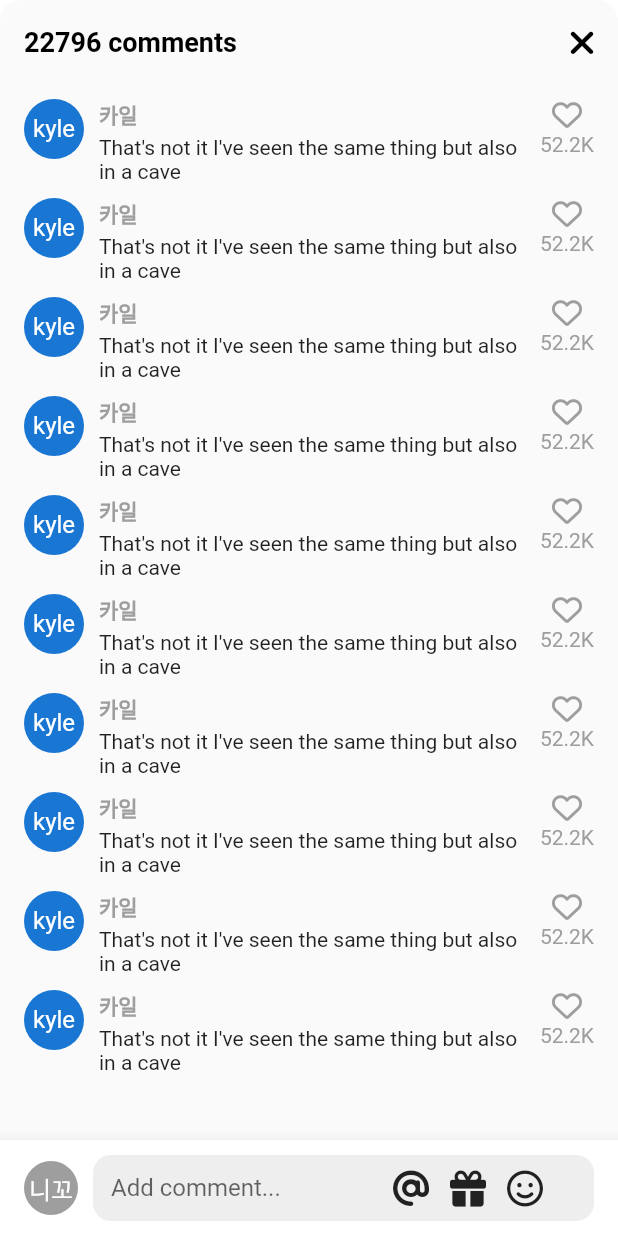
After one commit to coneseo/tiktok_clone_new, a Flutter app: the VideoComment screen opened directly, on a phone screen of 412 x 824 dp. The commit adds this screen. Run offline on Flutter 3.47's test engine with Material 2 defaults, Android fonts, the phone set to English and light mode, and no system bars; our stand-ins replace font_awesome_flutter, video_player, visibility_detector; network calls fail.

Commit message:
#20230902 비디오 버튼, 커맨트, 포스트 추가

```diff
--- /dev/null
+++ b/lib/features/videos/widgets/video_comments.dart
@@ -0,0 +1,219 @@
+import 'package:flutter/material.dart';
+import 'package:font_awesome_flutter/font_awesome_flutter.dart';
+import 'package:tiktok_clone2/constants/gaps.dart';
+import 'package:tiktok_clone2/constants/sizes.dart';
+
+class VideoComment extends StatefulWidget {
+  const VideoComment({super.key});
+
+  @override
+  State<VideoComment> createState() => _VideoCommentState();
+}
+
+class _VideoCommentState extends State<VideoComment> {
+  void _onPressed(BuildContext context) {
+    Navigator.of(context).pop();
+  }
+
+  bool _isWriting = false;
+
+  final ScrollController _scrollController = ScrollController();
+
+  void _stopWriting() {
+    FocusScope.of(context).unfocus();
+    setState(() {
+      _isWriting = false;
+    });
+  }
+
+  void _onStartWriting() {
+    setState(() {
+      _isWriting = true;
+    });
+  }
+
+  @override
+  Widget build(BuildContext context) {
+    final size = MediaQuery.of(context).size;
+
+    return Container(
+      height: size.height * 0.75,
+      clipBehavior: Clip.hardEdge,
+      decoration: BoxDecoration(
+        borderRadius: BorderRadius.circular(
+          Sizes.size14,
+        ),
+      ),
+      child: Scaffold(
+        backgroundColor: Colors.grey.shade50,
+        appBar: AppBar(
+          backgroundColor: Colors.grey.shade50,
+          automaticallyImplyLeading: false,
+          title: const Text(
+            "22796 comments",
+          ),
+          actions: [
+            IconButton(
+              onPressed: () {
+                _onPressed(context);
+              },
+              icon: const FaIcon(
+                FontAwesomeIcons.xmark,
+              ),
+            )
+          ],
+        ),
+        body: GestureDetector(
+          onTap: _stopWriting,
+          child: Stack(
+            children: [
+              Scrollbar(
+                controller: _scrollController,
+                child: ListView.separated(
+                  controller: _scrollController,
+                  padding: const EdgeInsets.only(
+                    top: Sizes.size10,
+                    bottom: Sizes.size96 + Sizes.size20,
+                    left: Sizes.size16,
+                    right: Sizes.size16,
+                  ),
+                  itemCount: 10,
+                  separatorBuilder: (context, index) => Gaps.v10,
+                  itemBuilder: (context, index) => Row(
+                    crossAxisAlignment: CrossAxisAlignment.start,
+                    children: [
+                      const CircleAvatar(
+                        child: Text('kyle'),
+                      ),
+                      Gaps.h10,
+                      Expanded(
+                        child: Column(
+                          crossAxisAlignment: CrossAxisAlignment.start,
+                          children: [
+                            Text(
+                              "카일",
+                              style: TextStyle(
+                                  fontWeight: FontWeight.bold,
+                                  fontSize: Sizes.size14,
+                                  color: Colors.grey.shade500),
+                            ),
+                            Gaps.v3,
+                            const Text(
+                              "That's not it I've seen the same thing but also in a cave",
+                            ),
+                          ],
+                        ),
+                      ),
+                      Gaps.h10,
+                      Column(
+                        children: [
+                          FaIcon(
+                            FontAwesomeIcons.heart,
+                            size: Sizes.size20,
+                            color: Colors.grey.shade500,
+                          ),
+                          Gaps.v2,
+                          Text(
+                            '52.2K',
+                            style: TextStyle(
+                              color: Colors.grey.shade500,
+                            ),
+                          ),
+                        ],
+                      ),
+                    ],
+                  ),
+                ),
+              ),
+              Positioned(
+                width: size.width,
+                bottom: 0,
+                child: BottomAppBar(
+                  color: Colors.white,
+                  child: Padding(
+                    padding: const EdgeInsets.symmetric(
+                      horizontal: Sizes.size16,
+                      vertical: Sizes.size10,
+                    ),
+                    child: Row(
+                      children: [
+                        CircleAvatar(
+                          radius: 18,
+                          backgroundColor: Colors.grey.shade500,
+                          foregroundColor: Colors.white,
+                          child: const Text("니꼬"),
+                        ),
+                        Gaps.h10,
+                        Expanded(
+                          child: SizedBox(
+                            height: Sizes.size44,
+                            child: TextField(
+                              onTap: _onStartWriting,
+                              expands: true,
+                              minLines: null,
+                              maxLines: null,
+                              textInputAction: TextInputAction.newline,
+                              cursorColor: Theme.of(context).primaryColor,
+                              decoration: InputDecoration(
+                                hintText: "Add comment...",
+                                border: OutlineInputBorder(
+                                  borderRadius: BorderRadius.circular(
+                                    Sizes.size12,
+                                  ),
+                                  borderSide: BorderSide.none,
+                                ),
+                                filled: true,
+                                fillColor: Colors.grey.shade200,
+                                contentPadding: const EdgeInsets.symmetric(
+                                  horizontal: Sizes.size12,
+                                ),
+                                suffixIcon: Padding(
+                                  padding: const EdgeInsets.only(
+                                    right: Sizes.size20,
+                                  ),
+                                  child: Row(
+                                    mainAxisSize: MainAxisSize.min,
+                                    children: [
+                                      FaIcon(
+                                        FontAwesomeIcons.at,
+                                        color: Colors.grey.shade900,
+                                      ),
+                                      Gaps.h14,
+                                      FaIcon(
+                                        FontAwesomeIcons.gift,
+                                        color: Colors.grey.shade900,
+                                      ),
+                                      Gaps.h14,
+                                      FaIcon(
+                                        FontAwesomeIcons.faceSmile,
+                                        color: Colors.grey.shade900,
+                                      ),
+                                      Gaps.h14,
+                                      if (_isWriting)
+                                        GestureDetector(
+                                          onTap: _stopWriting,
+                                          child: FaIcon(
+                                            FontAwesomeIcons.circleArrowUp,
+                                            color:
+                                                Theme.of(context).primaryColor,
+                                          ),
+                                        ),
+                                    ],
+                                  ),
+                                ),
+                              ),
+                            ),
+                          ),
+                        ),
+                      ],
+                    ),
+                  ),
+                ),
+              )
+            ],
+          ),
+        ),
+      ),
+    );
+  }
+}
```
Also changed, not shown: lib/features/videos/widgets/video_button.dart (added, +36 -0 lines), lib/features/videos/widgets/video_post.dart (+80 -4 lines).
